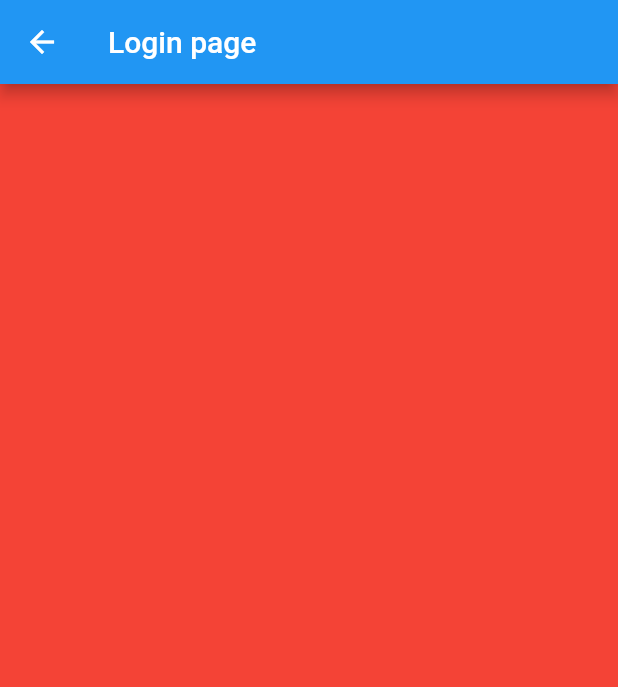
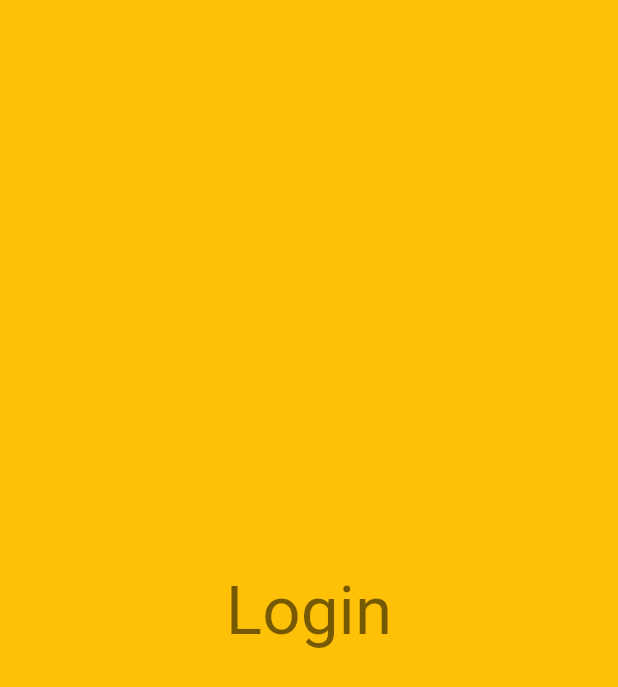
Before and after one commit to vnbrew/flutter_base, a Flutter app: the LoginPage screen opened directly, on a phone screen of 412 x 824 dp. Shown: the top 687 px of the screen. Run offline on Flutter 3.47's test engine with Material 2 defaults, Android fonts, the phone set to English and light mode, and no system bars; our stand-ins replace auto_route, flutter_bloc, get_it, injectable; generated files the repository leaves out were written again.

Commit message:
add login view with animation

```diff
--- a/lib/navigation/app_router.dart
+++ b/lib/navigation/app_router.dart
@@ -3,12 +3,18 @@ import 'package:flutter_base/ui/about/about_page.dart';
 import 'package:flutter_base/ui/detail/detail_page.dart';
 import 'package:flutter_base/ui/download/download_page.dart';
 import 'package:flutter_base/ui/home/home_page.dart';
+import 'package:flutter_base/ui/login/login_page.dart';
 import 'package:flutter_base/ui/main_page.dart';
 import 'package:flutter_base/ui/setting/setting_page.dart';
 
 @MaterialAutoRouter(
   replaceInRouteName: 'Page,Route',
   routes: <AutoRoute>[
+    CustomRoute(
+      path: 'login',
+      page: LoginPage,
+      transitionsBuilder: TransitionsBuilders.slideBottom
+    ),
     AutoRoute(
       path: '/',
       page: MainPage,
--- a/lib/ui/login/login_page.dart
+++ b/lib/ui/login/login_page.dart
@@ -4,10 +4,26 @@ class LoginPage extends StatelessWidget {
   const LoginPage({Key? key}) : super(key: key);
 
   @override
-  Widget build(Object context) {
+  Widget build(BuildContext context) {
     return Scaffold(
-      appBar: AppBar(title: const Text("Login page"),),
-      body: Container(color: Colors.red,),
+      backgroundColor: Colors.amber,
+      body: Center(
+        child: Padding(
+          padding: const EdgeInsets.all(8.0),
+          child: Column(
+            mainAxisAlignment: MainAxisAlignment.center,
+            children: [
+              Text(
+                "Login",
+                style: Theme.of(context).textTheme.headline3,
+              ),
+              const SizedBox(
+                height: 10,
+              ),
+            ],
+          ),
+        ),
+      ),
     );
   }
 }
```
Also changed, not shown: lib/ui/setting/setting_page.dart (+9 -0 lines).
